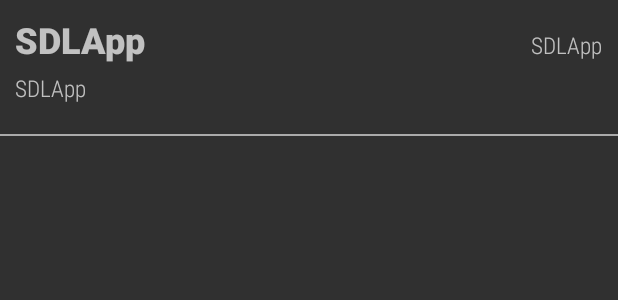
After one commit to atharvasaraf123/SDLMiniProject, an Android app: the layout list_layout_item.xml on its own in the app's theme, with its tools: preview values and no code run, on a phone screen of 412 x 824 dp. The commit adds this screen. Shown: the top 300 px of the screen. Run offline under Robolectric (Android 15) with nearby library versions, the phone set to English and light mode, and no system bars.

Commit message:
Recycler View added on MyEvents Page

```diff
--- a/app/build.gradle
+++ b/app/build.gradle
@@ -32,6 +32,9 @@ android {
 dependencies {
 
     implementation 'androidx.appcompat:appcompat:1.2.0'
+    implementation "androidx.recyclerview:recyclerview:1.1.0"
+    // For control over item selection of both touch and mouse driven selection
+    implementation "androidx.recyclerview:recyclerview-selection:1.1.0-rc03"
     implementation 'com.google.android.material:material:1.2.1'
     implementation 'androidx.constraintlayout:constraintlayout:2.0.4'
     implementation 'com.google.firebase:firebase-analytics:17.2.2'
--- /dev/null
+++ b/app/src/main/res/layout/list_layout_item.xml
@@ -0,0 +1,51 @@
+<?xml version="1.0" encoding="utf-8"?>
+<LinearLayout xmlns:android="http://schemas.android.com/apk/res/android"
+    android:layout_width="match_parent"
+    android:layout_height="wrap_content"
+    android:orientation="vertical">
+
+
+    <LinearLayout
+        android:layout_width="match_parent"
+        android:layout_height="wrap_content">
+
+        <TextView
+            android:id="@+id/textTitle"
+            android:layout_width="wrap_content"
+            android:layout_height="wrap_content"
+            android:layout_weight="1"
+            android:fontFamily="sans-serif-black"
+            android:paddingLeft="10dp"
+            android:paddingTop="10dp"
+            android:paddingBottom="5dp"
+            android:text="@string/app_name"
+            android:textSize="24sp" />
+
+        <TextView
+            android:id="@+id/date_event"
+            android:layout_width="wrap_content"
+            android:layout_height="wrap_content"
+            android:fontFamily="sans-serif-condensed-light"
+            android:paddingRight="10dp"
+            android:text="@string/app_name"
+            android:textSize="15sp" />
+
+    </LinearLayout>
+
+    <TextView
+        android:id="@+id/textDesc"
+        android:layout_width="wrap_content"
+        android:layout_height="wrap_content"
+        android:fontFamily="sans-serif-condensed-light"
+        android:paddingLeft="10dp"
+        android:text="@string/app_name"
+        android:textSize="15sp" />
+
+    <View
+        android:layout_width="match_parent"
+        android:layout_height="1dp"
+        android:layout_marginTop="20dp"
+        android:background="@android:color/darker_gray" />
+
+
+</LinearLayout>
```
Also changed, not shown: app/src/main/java/com/example/sdlapp/ui/myevent/MyEventFragment.java (+22 -4 lines), app/src/main/java/com/example/sdlapp/ui/myevent/MyEventViewModel.java (+73 -5 lines), app/src/main/java/com/example/sdlapp/ui/myevent/RecyclerAdapter.java (added, +66 -0 lines), app/src/main/res/layout/fragment_myevent.xml (+5 -17 lines).
